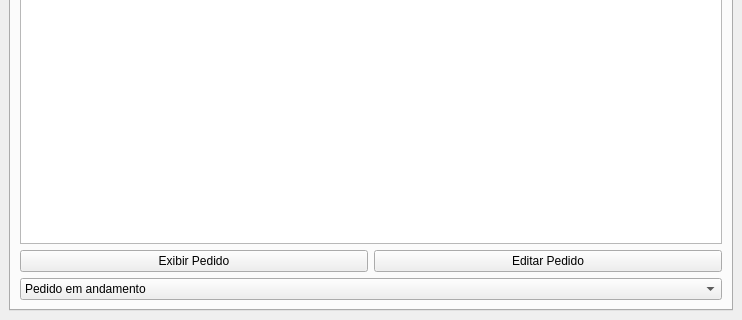
Above: server/src/screen/ui/tela_principal.ui from JonasCGN/Projeto-Final-POO-II before the change; both pictures show x 0 to 742 and y 233 to 553 of the 742 by 553 pixel window. Below: the same form after it.
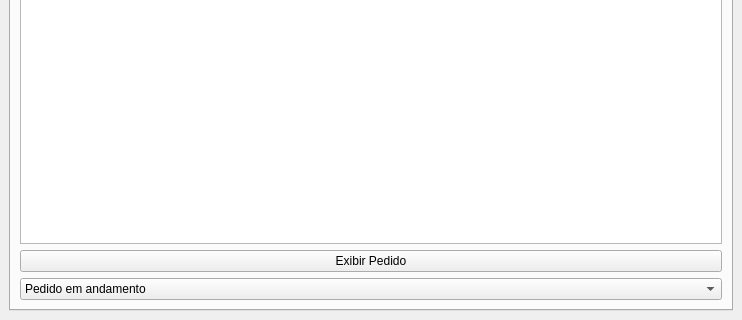
That is the form after the change. The open tabs and pages were chosen to show the change.

Commit message: feat: adicionar funcionalidade para exibir produtos de um pedido no servidor e encerrar o servidor ao sair

Diff of the .ui file:
```diff
--- a/server/src/screen/ui/tela_principal.ui
+++ b/server/src/screen/ui/tela_principal.ui
@@ -78,28 +78,11 @@
          <widget class="QListView" name="lst_todos_pedidos"/>
         </item>
         <item>
-         <layout class="QHBoxLayout" name="horizontalLayout_2">
-          <property name="leftMargin">
-           <number>0</number>
-          </property>
-          <property name="topMargin">
-           <number>0</number>
-          </property>
-          <item>
-           <widget class="QPushButton" name="pushButton_5">
+         <widget class="QPushButton" name="pushButton_exibir_pedido">
             <property name="text">
              <string>Exibir Pedido</string>
             </property>
            </widget>
-          </item>
-          <item>
-           <widget class="QPushButton" name="pushButton_2">
-            <property name="text">
-             <string>Editar Pedido</string>
-            </property>
-           </widget>
-          </item>
-         </layout>
         </item>
         <item>
          <widget class="QComboBox" name="comboBox_status_do_pedido">
```
Left out of the diff: 2 changed lines with no effect on the pictures. Lines whose indentation alone changed are shown as unchanged. The commit also changes 12 other files.
